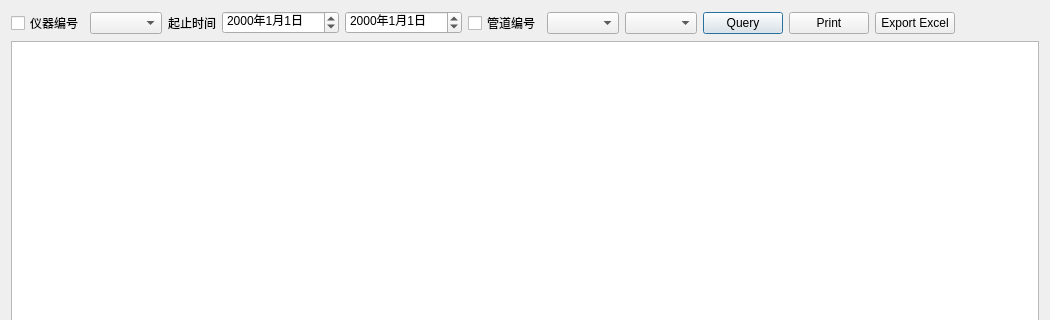
This is ui/disassaydata.ui in binnary/BSCJZ8 as Qt 5 draws it before an edit; both pictures show x 0 to 1050 and y 0 to 320 of the 1050 by 527 pixel window. The edited form follows.
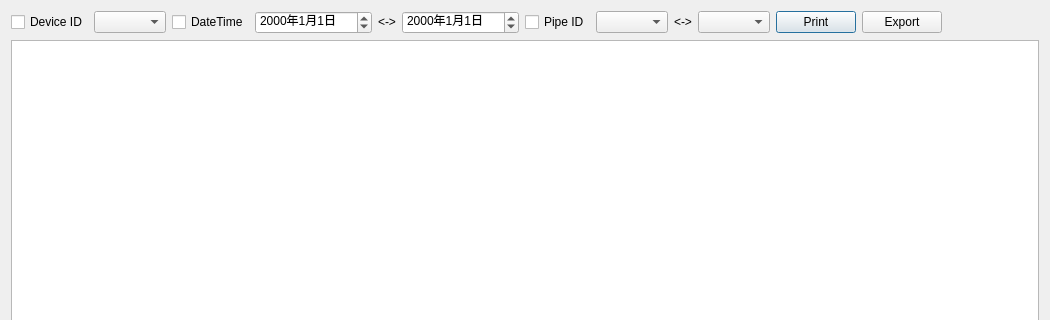
This is the edited form.

```diff
--- a/ui/disassaydata.ui
+++ b/ui/disassaydata.ui
@@ -19,7 +19,7 @@
      <item>
       <widget class="QCheckBox" name="checkBox_DevIndex">
        <property name="text">
-        <string>仪器编号</string>
+        <string>Device ID</string>
        </property>
       </widget>
      </item>
@@ -27,9 +27,9 @@
       <widget class="QComboBox" name="comboBox_DevIndex"/>
      </item>
      <item>
-      <widget class="QLabel" name="label_StartEndTime">
+      <widget class="QCheckBox" name="checkBox_StartEndDate">
        <property name="text">
-        <string>起止时间</string>
+        <string>DateTime</string>
        </property>
       </widget>
      </item>
@@ -40,6 +40,13 @@
        </property>
       </widget>
      </item>
+     <item>
+      <widget class="QLabel" name="label">
+       <property name="text">
+        <string>&lt;-&gt;</string>
+       </property>
+      </widget>
+     </item>
      <item>
       <widget class="QDateTimeEdit" name="dateTimeEdit_End">
        <property name="displayFormat">
@@ -50,23 +57,23 @@
      <item>
       <widget class="QCheckBox" name="checkBox_PipeIndex">
        <property name="text">
-        <string>管道编号</string>
+        <string>Pipe ID</string>
        </property>
       </widget>
      </item>
      <item>
       <widget class="QComboBox" name="comboBox_PipeIndexStart"/>
      </item>
+     <item>
+      <widget class="QLabel" name="label_2">
+       <property name="text">
+        <string>&lt;-&gt;</string>
+       </property>
+      </widget>
+     </item>
      <item>
       <widget class="QComboBox" name="comboBox_PipeIndexEnd"/>
      </item>
-     <item>
-      <widget class="QPushButton" name="pushButton_Query">
-       <property name="text">
-        <string>Query</string>
-       </property>
-      </widget>
-     </item>
      <item>
       <widget class="QPushButton" name="pushButton_print">
        <property name="text">
@@ -77,7 +84,7 @@
      <item>
       <widget class="QPushButton" name="pushButton_Export">
        <property name="text">
-        <string>Export Excel</string>
+        <string>Export</string>
        </property>
       </widget>
      </item>
```
Left out of the diff: 2 changed lines with no effect on the pictures.
